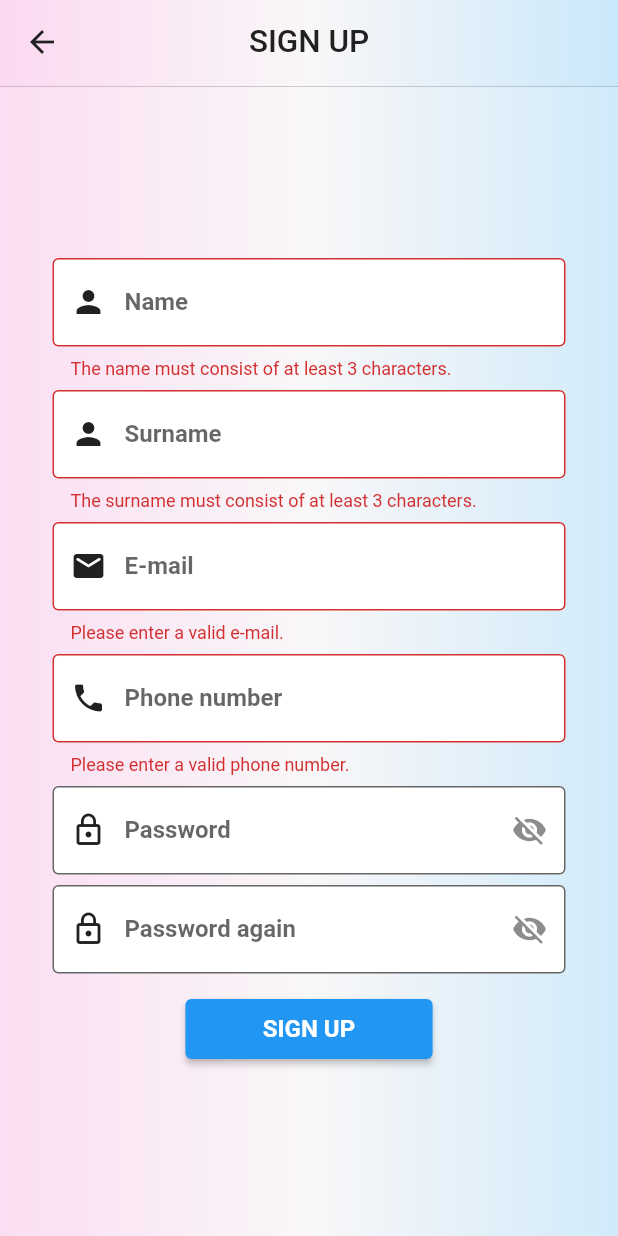
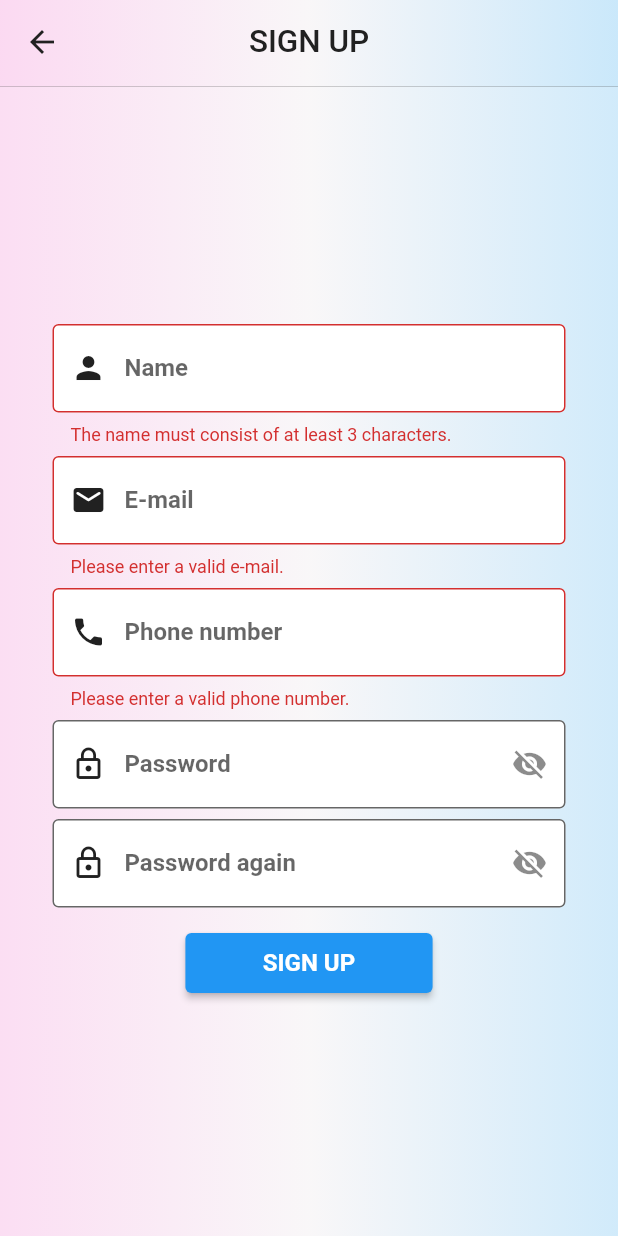
Before and after one commit to GTU-Ghostbusters/shelf_mobil_frontend, a Flutter app: the SignUpPage screen opened directly, after a tap on "SIGN UP", on a phone screen of 412 x 824 dp. Run offline on Flutter 3.47's test engine with Material 2 defaults, Android fonts, the phone set to English and light mode, and no system bars; our stand-ins replace email_validator, google_nav_bar, image_picker, scroll_snap_list, toggle_switch; missing offline and left inert: wc_form_validators; network calls fail.

Commit message:
Updated some codes

```diff
--- a/lib/models/user.dart
+++ b/lib/models/user.dart
@@ -8,44 +8,40 @@ String userToMap(List<User> data) =>
 
 class User {
   User({
+    required this.userId,
     required this.name,
-    required this.surname,
     required this.email,
     required this.password,
     required this.address,
     required this.phoneNumber,
-    required this.isSuperuser,
     required this.isManager,
   });
 
+  final int userId;
   final String name;
-  final String surname;
   final String email;
   final String password;
   final String address;
   final String phoneNumber;
-  final bool isSuperuser;
   final bool isManager;
 
   factory User.fromMap(Map<String, dynamic> json) => User(
+        userId: json["id"],
         name: json["name"],
-        surname: json["surname"],
         email: json["email"],
         password: json["password"],
         address: json["address"],
         phoneNumber: json["phone_number"],
-        isSuperuser: json["is_superuser"],
         isManager: json["is_manager"],
       );
 
   Map<String, dynamic> toMap() => {
+        "id": userId,
         "name": name,
-        "surname": surname,
         "email": email,
         "password": password,
         "address": address,
         "phone_number": phoneNumber,
-        "is_superuser": isSuperuser,
         "is_manager": isManager,
       };
 }
--- a/lib/pages/book_detail_page.dart
+++ b/lib/pages/book_detail_page.dart
@@ -55,7 +55,7 @@ class _BookDetailPageState extends State<BookDetailPage> {
                                   const EdgeInsets.symmetric(horizontal: 20),
                               child: SizedBox(
                                 child: Image.network(
-                                  widget.book.image,
+                                  widget.book.image1,
                                   fit: BoxFit.contain,
                                 ),
                               ),
--- a/lib/pages/cart_page.dart
+++ b/lib/pages/cart_page.dart
@@ -216,7 +216,7 @@ class _CartPageState extends State<CartPage> {
                                           0.2,
                                       child: Image.network(
                                         CartPage
-                                            .cartItems[index].bookItem.image,
+                                            .cartItems[index].bookItem.image1,
                                       ),
                                     ),
                                   ),
--- a/lib/pages/favorites_page.dart
+++ b/lib/pages/favorites_page.dart
@@ -123,7 +123,7 @@ class _FavoritesPageState extends State<FavoritesPage> {
                                                   0.2,
                                               child: Image.network(
                                                 FavoritesPage
-                                                    .favBooks[index].image,
+                                                    .favBooks[index].image1,
                                               ),
                                             ),
                                           ),
--- a/lib/pages/get_book_page.dart
+++ b/lib/pages/get_book_page.dart
@@ -223,7 +223,7 @@ class _GetBookPageState extends State<GetBookPage> {
                             width: constraints.maxWidth * 0.75,
                             padding: const EdgeInsets.all(5),
                             child: Image.network(
-                              bookList[index].image,
+                              bookList[index].image1,
                               fit: BoxFit.contain,
                             ),
                           ),
--- a/lib/pages/my_info_page.dart
+++ b/lib/pages/my_info_page.dart
@@ -27,13 +27,6 @@ class _MyInfoPageState extends State<MyInfoPage> {
                   label: "Name",
                   text: "user name",
                   onChanged: (name) {},
-                ),
-                const SizedBox(height: 5),
-                TextFieldWidget(
-                  icon: Icon(Icons.person, color: Colors.grey.shade900),
-                  label: "Surname",
-                  text: "user surname",
-                  onChanged: (surname) {},
                 ),
                 const SizedBox(height: 5),
                 TextFieldWidget(
--- a/lib/pages/signup_page.dart
+++ b/lib/pages/signup_page.dart
@@ -61,29 +61,6 @@ class _SignUpPageState extends State<SignUpPage> {
                         fontWeight: FontWeight.bold,
                       ),
                       hintText: "Please enter name",
-                      border: const OutlineInputBorder(),
-                    ),
-                  ),
-                  const SizedBox(height: 7),
-                  TextFormField(
-                    validator: (surname) {
-                      if (surname!.length < 3) {
-                        return 'The surname must consist of at least 3 characters.';
-                      } else {
-                        return null;
-                      }
-                    },
-                    decoration: InputDecoration(
-                      fillColor: Colors.white,
-                      filled: true,
-                      prefixIcon:
-                          Icon(Icons.person, color: Colors.grey.shade900),
-                      labelText: "Surname",
-                      labelStyle: const TextStyle(
-                        fontSize: 16,
-                        fontWeight: FontWeight.bold,
-                      ),
-                      hintText: "Please enter surname",
                       border: const OutlineInputBorder(),
                     ),
                   ),
@@ -313,17 +290,6 @@ class _ConfirmationState extends State<Confirmation> {
                       style: TextStyle(fontSize: 16),
                     ),
                   ),
-                  ElevatedButton(
-                    onPressed: () {},
-                    style: ElevatedButton.styleFrom(
-                      fixedSize:
-                          Size(MediaQuery.of(context).size.width * 0.4, 40),
-                    ),
-                    child: const Text(
-                      "SEND AGAIN",
-                      style: TextStyle(fontSize: 16),
-                    ),
-                  ),
                 ],
               ),
             ),
```
Also changed, not shown: lib/models/book.dart (+19 -22 lines).
